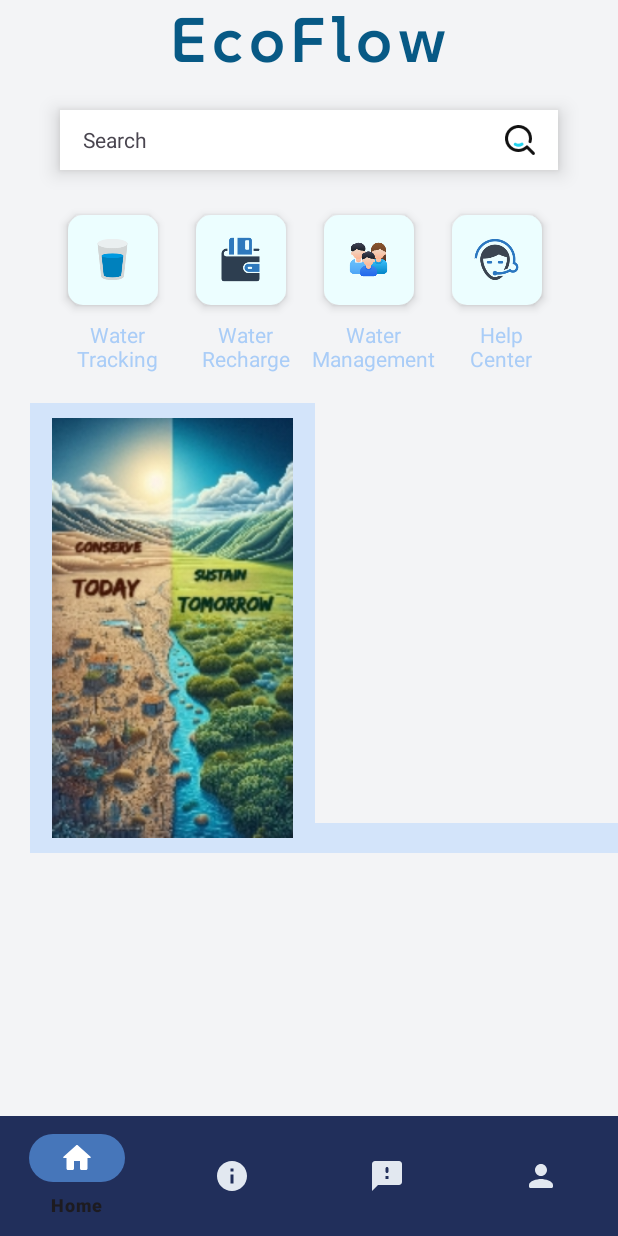
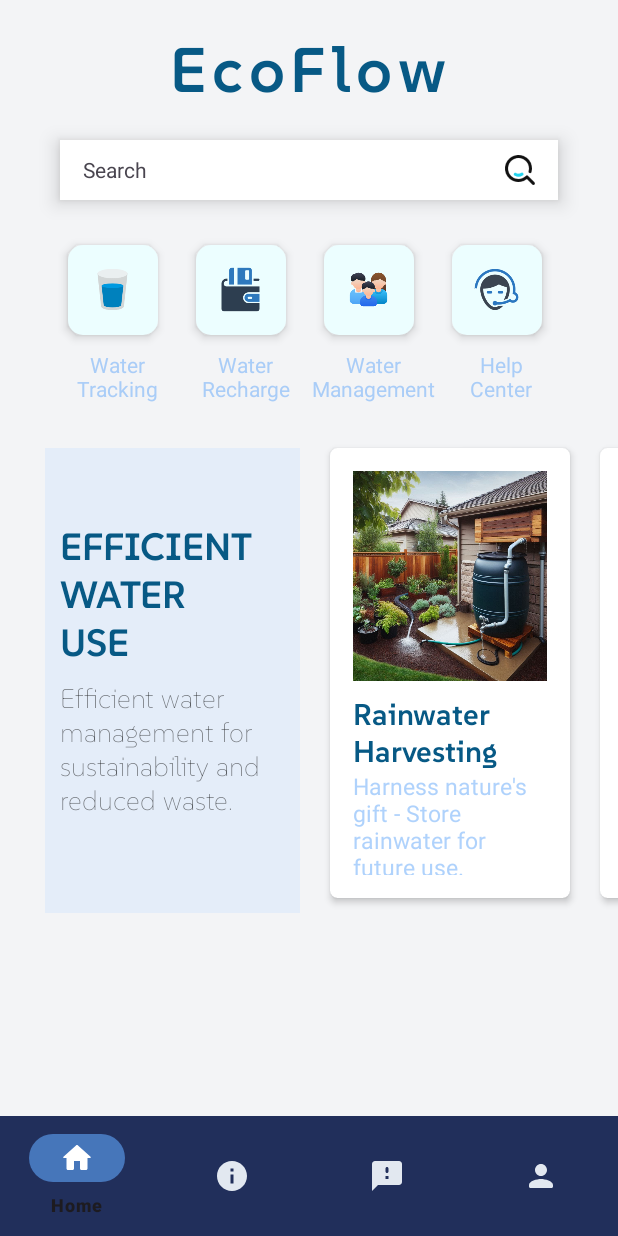
Before and after one commit to AyaanDaughterofSnehil/EcoFlow1, an Android app: the Dashboard screen opened directly, with no data from a screen before it, on a phone screen of 412 x 824 dp. Run offline under Robolectric (Android 15) with nearby library versions, the phone set to English and light mode, and no system bars.

Commit message:
Recycler View done Home page complete

```diff
--- a/app/src/main/java/com/example/ecoflow/Dashboard.java
+++ b/app/src/main/java/com/example/ecoflow/Dashboard.java
@@ -15,8 +15,14 @@ import androidx.appcompat.app.AppCompatActivity;
 import androidx.fragment.app.Fragment;
 import androidx.fragment.app.FragmentManager;
 import androidx.fragment.app.FragmentTransaction;
+import androidx.recyclerview.widget.LinearLayoutManager;
+import androidx.recyclerview.widget.RecyclerView;
 
+import com.example.ecoflow.HomeAdapter.RecyclerAdapter;
+import com.example.ecoflow.HomeAdapter.RecyclerHelperClass;
 import com.google.android.material.bottomnavigation.BottomNavigationView;
+
+import java.util.ArrayList;
 
 public class Dashboard extends AppCompatActivity  {
 
@@ -27,18 +33,26 @@ public class Dashboard extends AppCompatActivity  {
 
     private LinearLayout linearView;
 
+    RecyclerView recyclerView;
+    RecyclerView.Adapter adapter;
+
     @Override
     protected void onCreate(Bundle savedInstanceState) {
         super.onCreate(savedInstanceState);
         getWindow().setFlags(WindowManager.LayoutParams.FLAG_FULLSCREEN, WindowManager.LayoutParams.FLAG_FULLSCREEN);
         setContentView(R.layout.activity_dashboard);
 
+        //Hooks
         bottomNavigationView = findViewById(R.id.bottomNavView);
         frameLayout = findViewById(R.id.frameLayout);
 
         linearView = findViewById(R.id.scroll);
 
         tracking = findViewById(R.id.track);
+
+        recyclerView = findViewById(R.id.recycle_water);
+
+        recyclerView();
 
         bottomNavigationView.setOnNavigationItemSelectedListener(new BottomNavigationView.OnNavigationItemSelectedListener() {
             @Override
@@ -75,6 +89,22 @@ public class Dashboard extends AppCompatActivity  {
         });
     }
 
+    private void recyclerView() {
+
+        recyclerView.setHasFixedSize(true);
+        recyclerView.setLayoutManager(new LinearLayoutManager(this,LinearLayoutManager.HORIZONTAL, false));
+
+        ArrayList<RecyclerHelperClass> recyclerWater = new ArrayList<>();
+
+        recyclerWater.add(new RecyclerHelperClass(R.drawable.recycle2, "Rainwater Harvesting", "Harness nature's gift - Store rainwater for future use."));
+        recyclerWater.add(new RecyclerHelperClass(R.drawable.recycle3, "Drip Irrigation", "Grow together - Use drip irrigation to save water."));
+        recyclerWater.add(new RecyclerHelperClass(R.drawable.recycle4, "Recycle and Reuse", "The future is in our hands - Recycle and Reuse today."));
+        recyclerWater.add(new RecyclerHelperClass(R.drawable.recycle5, "Conserve Water", "Protect our water sources - Keep life flowing."));
+
+        adapter = new RecyclerAdapter(recyclerWater);
+        recyclerView.setAdapter(adapter);
+    }
+
     private void loadFragment(Fragment fragment, boolean isAppInitialized) {
         FragmentManager fragmentManager = getSupportFragmentManager();
         FragmentTransaction fragmentTransaction = fragmentManager.beginTransaction();
--- /dev/null
+++ b/app/src/main/java/com/example/ecoflow/HomeAdapter/RecyclerAdapter.java
@@ -0,0 +1,61 @@
+package com.example.ecoflow.HomeAdapter;
+
+import android.view.LayoutInflater;
+import android.view.View;
+import android.view.ViewGroup;
+import android.widget.ImageView;
+import android.widget.TextView;
+
+import androidx.annotation.NonNull;
+import androidx.recyclerview.widget.RecyclerView;
+
+import com.example.ecoflow.R;
+
+import java.util.ArrayList;
+
+public class RecyclerAdapter extends RecyclerView.Adapter<RecyclerAdapter.RecyclerViewHolder> {
+
+    ArrayList<RecyclerHelperClass> recyclerWater;
+
+    public RecyclerAdapter(ArrayList<RecyclerHelperClass> recyclerWater) {
+        this.recyclerWater = recyclerWater;
+    }
+
+    @NonNull
+    @Override
+    public RecyclerViewHolder onCreateViewHolder(@NonNull ViewGroup parent, int viewType) {
+        View view = LayoutInflater.from(parent.getContext()).inflate(R.layout.recycler_card,parent,false);
+        RecyclerViewHolder recyclerViewHolder = new RecyclerViewHolder(view);
+        return recyclerViewHolder;
+    }
+
+    @Override
+    public void onBindViewHolder(@NonNull RecyclerViewHolder holder, int position) {
+
+        RecyclerHelperClass recyclerHelperClass = recyclerWater.get(position);
+
+        holder.image.setImageResource(recyclerHelperClass.getImage());
+        holder.title.setText(recyclerHelperClass.getTitle());
+        holder.desc.setText(recyclerHelperClass.getDesc());
+    }
+
+    @Override
+    public int getItemCount() {
+        return recyclerWater.size();
+    }
+
+    public static class RecyclerViewHolder extends RecyclerView.ViewHolder{
+
+        ImageView image;
+        TextView title, desc;
+
+        public RecyclerViewHolder(@NonNull View itemView) {
+            super(itemView);
+
+            //Hooks
+            image = itemView.findViewById(R.id.recycle_image);
+            title = itemView.findViewById(R.id.recycle_title);
+            desc = itemView.findViewById(R.id.recycle_desc);
+        }
+    }
+}
--- /dev/null
+++ b/app/src/main/java/com/example/ecoflow/HomeAdapter/RecyclerHelperClass.java
@@ -0,0 +1,25 @@
+package com.example.ecoflow.HomeAdapter;
+
+public class RecyclerHelperClass {
+
+    int image;
+    String title, desc;
+
+    public RecyclerHelperClass(int image, String title, String desc) {
+        this.image = image;
+        this.title = title;
+        this.desc = desc;
+    }
+
+    public int getImage() {
+        return image;
+    }
+
+    public String getTitle() {
+        return title;
+    }
+
+    public String getDesc() {
+        return desc;
+    }
+}
--- a/app/src/main/res/layout/activity_dashboard.xml
+++ b/app/src/main/res/layout/activity_dashboard.xml
@@ -23,6 +23,7 @@
                     android:layout_width="wrap_content"
                     android:layout_height="wrap_content"
                     android:text="EcoFlow"
+                    android:layout_marginTop="20dp"
                     android:textSize="42sp"
                     android:letterSpacing="0.1"
                     android:fontFamily="@font/suse_head"
@@ -193,43 +194,62 @@
 
             </LinearLayout>
 
-    </LinearLayout>
-
         <RelativeLayout
             android:layout_width="match_parent"
             android:layout_height="wrap_content"
             android:layout_marginTop="20dp"
-        android:layout_marginLeft="20dp"
-        android:background="#99bfdbfe">
+            android:layout_marginLeft="20dp">
 
             <LinearLayout
                 android:id="@+id/featured_bg"
                 android:layout_width="170dp"
-            android:layout_height="280dp"
-            android:background="@android:color/transparent"
+                android:layout_height="310dp"
+                android:background="#4Dbfdbfe"
                 android:layout_margin="10dp"
                 android:orientation="vertical">
 
-            <ImageView
-                android:layout_width="match_parent"
-                android:layout_height="match_parent"
-                android:src="@drawable/recycle1"/>
+                <TextView
+                    android:layout_width="wrap_content"
+                    android:layout_height="wrap_content"
+                    android:text="efficient water   use"
+                    android:textSize="25sp"
+                    android:minLines="3"
+                    android:fontFamily="@font/suse_head"
+                    android:breakStrategy="simple"
+                    android:maxWidth="145dp"
+                    android:layout_marginLeft="10dp"
+                    android:textColor="@color/head_theme"
+                    android:layout_marginTop="50dp"
+                    android:textAllCaps="true"/>
+
+                <TextView
+                    android:layout_width="wrap_content"
+                    android:layout_height="wrap_content"
+                    android:layout_margin="10dp"
+                    android:fontFamily="@font/suse"
+                    android:textColor="#99000000"
+                    android:textSize="18sp"
+                    android:text="Efficient water management for sustainability and reduced waste."/>
 
             </LinearLayout>
 
             <androidx.recyclerview.widget.RecyclerView
+                android:id="@+id/recycle_water"
                 android:layout_width="match_parent"
-            android:layout_height="280dp"
+                android:layout_height="wrap_content"
                 android:layout_toRightOf="@+id/featured_bg"
-            android:background="#f3f4f6"/>
+                android:background="#f3f4f6" />
 
         </RelativeLayout>
+
+    </LinearLayout>
 
     <FrameLayout
         android:id="@+id/frameLayout"
         android:layout_width="match_parent"
         android:layout_height="0dp"
-        android:layout_weight="1" />
+        android:layout_weight="1"
+        android:layout_marginTop="10dp"/>
 
     <com.google.android.material.bottomnavigation.BottomNavigationView
         android:id="@+id/bottomNavView"
--- /dev/null
+++ b/app/src/main/res/layout/recycler_card.xml
@@ -0,0 +1,44 @@
+<?xml version="1.0" encoding="utf-8"?>
+<androidx.cardview.widget.CardView xmlns:android="http://schemas.android.com/apk/res/android"
+    android:layout_width="160dp"
+    android:layout_height="300dp"
+    xmlns:app="http://schemas.android.com/apk/res-auto"
+    app:cardCornerRadius="5dp"
+    app:cardElevation="3dp"
+    android:backgroundTint="@color/white"
+    android:layout_margin="10dp">
+
+    <LinearLayout
+        android:layout_width="match_parent"
+        android:layout_height="match_parent"
+        android:padding="15dp"
+        android:orientation="vertical">
+
+        <ImageView
+            android:id="@+id/recycle_image"
+            android:layout_width="match_parent"
+            android:layout_height="140dp"
+            android:src="@drawable/recycle2"
+            android:scaleType="centerCrop"/>
+
+        <TextView
+            android:id="@+id/recycle_title"
+            android:layout_width="wrap_content"
+            android:layout_height="wrap_content"
+            android:text="Rainwater Harvesting"
+            android:textSize="20sp"
+            android:layout_marginTop="10dp"
+            android:textColor="@color/head_theme"
+            android:fontFamily="@font/suse_head"/>
+
+        <TextView
+            android:id="@+id/recycle_desc"
+            android:layout_width="wrap_content"
+            android:layout_height="wrap_content"
+            android:textColor="@color/theme"
+            android:textSize="15sp"
+            android:text="Harness nature's gift - Store rainwater for future use."/>
+
+    </LinearLayout>
+
+</androidx.cardview.widget.CardView>
```
Lines whose indentation alone changed are shown as unchanged.
